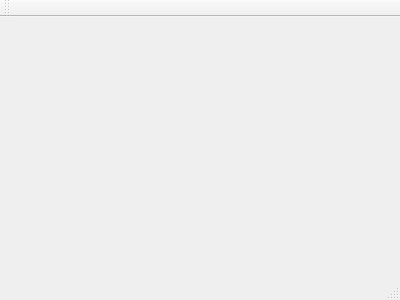
JoonasMattila95/Spell_Archive_Librarian, file spell_archive_librarian.ui: the form before one commit.
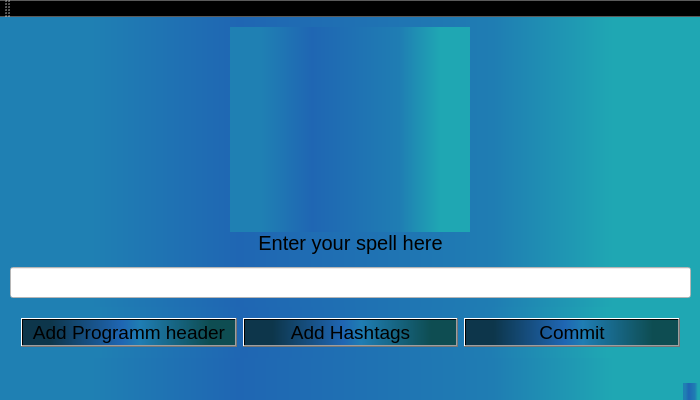
The form after the commit. Icons and pictures are not drawn.

Commit message: First version of the GUI view and layout

```diff
--- a/spell_archive_librarian.ui
+++ b/spell_archive_librarian.ui
@@ -1,24 +1,190 @@
 <ui version="4.0">
  <class>Spell_Archive_Librarian</class>
- <widget class="QMainWindow" name="Spell_Archive_Librarian" >
-  <property name="geometry" >
+ <widget class="QMainWindow" name="Spell_Archive_Librarian">
+  <property name="geometry">
    <rect>
     <x>0</x>
     <y>0</y>
-    <width>400</width>
-    <height>300</height>
+    <width>700</width>
+    <height>400</height>
    </rect>
   </property>
-  <property name="windowTitle" >
+  <property name="baseSize">
+   <size>
+    <width>600</width>
+    <height>100</height>
+   </size>
+  </property>
+  <property name="font">
+   <font>
+    <pointsize>10</pointsize>
+   </font>
+  </property>
+  <property name="windowTitle">
    <string>Spell_Archive_Librarian</string>
   </property>
-  <widget class="QMenuBar" name="menuBar" />
-  <widget class="QToolBar" name="mainToolBar" />
-  <widget class="QWidget" name="centralWidget" />
-  <widget class="QStatusBar" name="statusBar" />
+  <property name="styleSheet">
+   <string notr="true">background-color: qlineargradient(spread:repeat, x1:0, y1:0, x2:1, y2:0, stop:0.130682 rgba(31, 128, 179, 255), stop:0.340909 rgba(31, 102, 179, 255), stop:0.704545 rgba(31, 125, 179, 255), stop:0.875 rgba(31, 167, 179, 255));</string>
+  </property>
+  <widget class="QWidget" name="centralWidget">
+   <widget class="QFrame" name="Taikuri_Frame">
+    <property name="geometry">
+     <rect>
+      <x>230</x>
+      <y>10</y>
+      <width>240</width>
+      <height>205</height>
+     </rect>
+    </property>
+    <property name="styleSheet">
+     <string notr="true">background:url(:/Images/Resources/Taikuri.jpg)</string>
+    </property>
+    <property name="frameShape">
+     <enum>QFrame::NoFrame</enum>
+    </property>
+    <property name="frameShadow">
+     <enum>QFrame::Sunken</enum>
+    </property>
+    <property name="lineWidth">
+     <number>0</number>
+    </property>
+   </widget>
+   <widget class="QLineEdit" name="Spell_edit">
+    <property name="geometry">
+     <rect>
+      <x>10</x>
+      <y>250</y>
+      <width>681</width>
+      <height>31</height>
+     </rect>
+    </property>
+    <property name="font">
+     <font>
+      <pointsize>10</pointsize>
+     </font>
+    </property>
+    <property name="styleSheet">
+     <string notr="true">background-color: rgb(255, 255, 255);</string>
+    </property>
+   </widget>
+   <widget class="QLabel" name="Instruction">
+    <property name="geometry">
+     <rect>
+      <x>230</x>
+      <y>210</y>
+      <width>241</width>
+      <height>31</height>
+     </rect>
+    </property>
+    <property name="font">
+     <font>
+      <pointsize>15</pointsize>
+     </font>
+    </property>
+    <property name="layoutDirection">
+     <enum>Qt::LeftToRight</enum>
+    </property>
+    <property name="styleSheet">
+     <string notr="true">background-color: transparent</string>
+    </property>
+    <property name="frameShape">
+     <enum>QFrame::NoFrame</enum>
+    </property>
+    <property name="frameShadow">
+     <enum>QFrame::Raised</enum>
+    </property>
+    <property name="lineWidth">
+     <number>1</number>
+    </property>
+    <property name="text">
+     <string>Enter your spell here</string>
+    </property>
+    <property name="alignment">
+     <set>Qt::AlignCenter</set>
+    </property>
+   </widget>
+   <widget class="QWidget" name="horizontalLayoutWidget">
+    <property name="geometry">
+     <rect>
+      <x>10</x>
+      <y>290</y>
+      <width>681</width>
+      <height>51</height>
+     </rect>
+    </property>
+    <layout class="QHBoxLayout" name="horizontalLayout">
+     <item>
+      <widget class="QPushButton" name="pushButton_2">
+       <property name="font">
+        <font>
+         <pointsize>14</pointsize>
+        </font>
+       </property>
+       <property name="styleSheet">
+        <string notr="true">background-color: qlineargradient(spread:repeat, x1:0, y1:0, x2:1, y2:0, stop:0.130682 rgba(13, 54, 75, 255), stop:0.465909 rgba(31, 102, 179, 255), stop:0.551136 rgba(31, 125, 179, 255), stop:0.880682 rgba(14, 77, 82, 255));</string>
+       </property>
+       <property name="text">
+        <string>Add Programm header</string>
+       </property>
+      </widget>
+     </item>
+     <item>
+      <widget class="QPushButton" name="pushButton_3">
+       <property name="font">
+        <font>
+         <pointsize>14</pointsize>
+        </font>
+       </property>
+       <property name="styleSheet">
+        <string notr="true">background-color: qlineargradient(spread:repeat, x1:0, y1:0, x2:1, y2:0, stop:0.130682 rgba(13, 54, 75, 255), stop:0.465909 rgba(31, 102, 179, 255), stop:0.551136 rgba(31, 125, 179, 255), stop:0.880682 rgba(14, 77, 82, 255));</string>
+       </property>
+       <property name="text">
+        <string>Add Hashtags</string>
+       </property>
+      </widget>
+     </item>
+     <item>
+      <widget class="QPushButton" name="pushButton">
+       <property name="font">
+        <font>
+         <pointsize>14</pointsize>
+        </font>
+       </property>
+       <property name="whatsThis">
+        <string/>
+       </property>
+       <property name="styleSheet">
+        <string notr="true">background-color: qlineargradient(spread:repeat, x1:0, y1:0, x2:1, y2:0, stop:0.130682 rgba(13, 54, 75, 255), stop:0.465909 rgba(31, 102, 179, 255), stop:0.551136 rgba(31, 125, 179, 255), stop:0.880682 rgba(14, 77, 82, 255));</string>
+       </property>
+       <property name="text">
+        <string>Commit</string>
+       </property>
+      </widget>
+     </item>
+    </layout>
+   </widget>
+  </widget>
+  <widget class="QToolBar" name="mainToolBar">
+   <attribute name="toolBarArea">
+    <enum>TopToolBarArea</enum>
+   </attribute>
+   <attribute name="toolBarBreak">
+    <bool>false</bool>
+   </attribute>
+  </widget>
+  <widget class="QStatusBar" name="statusBar"/>
+  <widget class="QMenuBar" name="menuBar">
+   <property name="geometry">
+    <rect>
+     <x>0</x>
+     <y>0</y>
+     <width>700</width>
+     <height>21</height>
+    </rect>
+   </property>
+  </widget>
  </widget>
- <layoutDefault spacing="6" margin="11" />
- <pixmapfunction></pixmapfunction>
+ <layoutdefault spacing="6" margin="11"/>
  <resources/>
  <connections/>
 </ui>
```
Left out of the diff: 1 changed line with no effect on the pictures. The commit also changes 4 other files.
